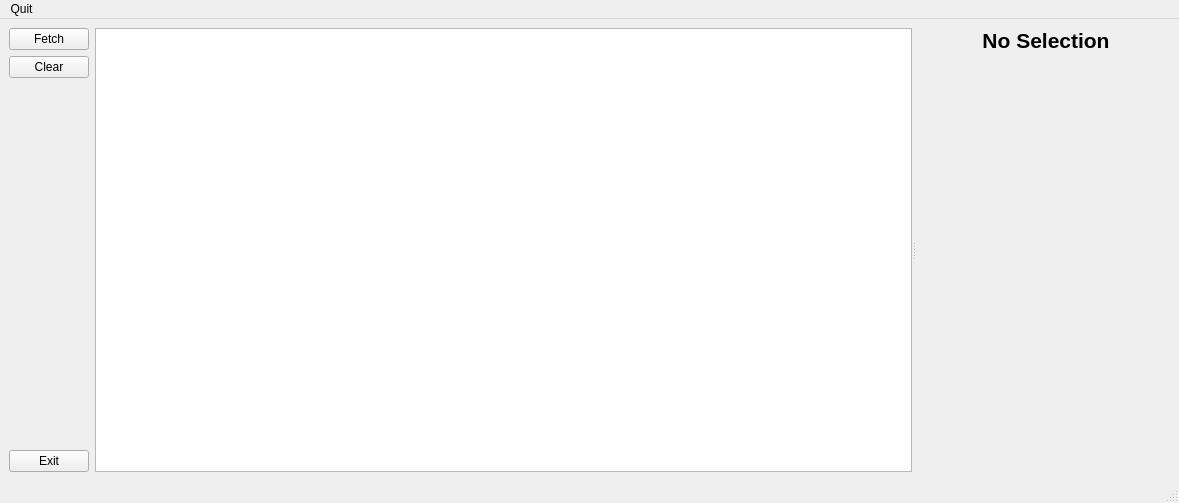
anuragexpertise/BulkDeals, file fetch.ui: the form before one commit.
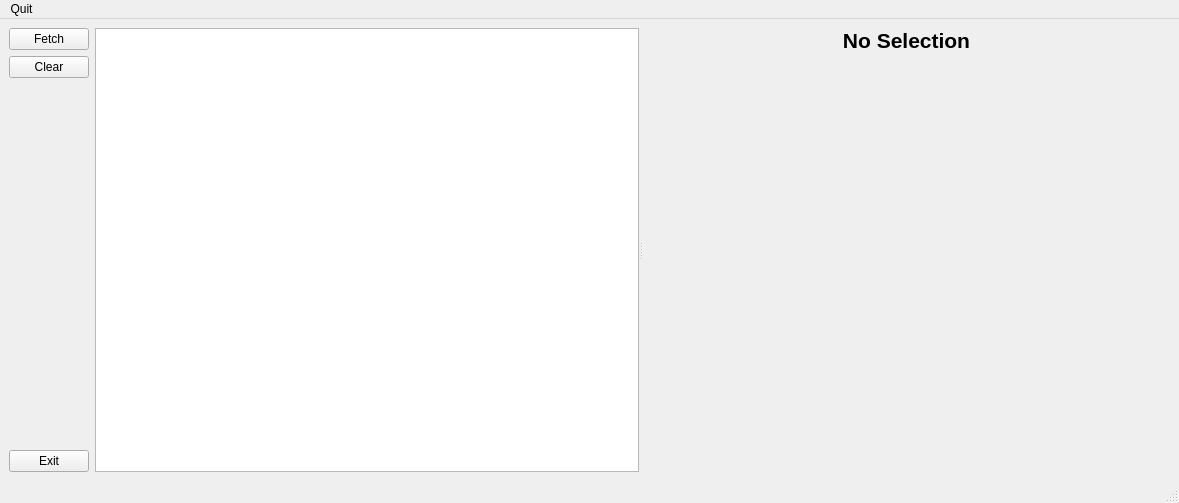
The form after the commit.

```diff
--- a/fetch.ui
+++ b/fetch.ui
@@ -14,8 +14,8 @@
    <string>MainWindow</string>
   </property>
   <widget class="QWidget" name="centralwidget">
-   <layout class="QGridLayout" name="gridLayout">
-    <item row="0" column="0">
+   <layout class="QHBoxLayout" name="horizontalLayout">
+    <item>
      <layout class="QVBoxLayout" name="verticalLayout">
       <item>
        <widget class="QPushButton" name="buttonFetch">
@@ -53,20 +53,13 @@
       </item>
      </layout>
     </item>
-    <item row="0" column="1">
-     <widget class="QSplitter" name="splitter_2">
+    <item>
+     <widget class="QSplitter" name="splitter">
       <property name="orientation">
        <enum>Qt::Horizontal</enum>
       </property>
       <widget class="QTableView" name="tableView"/>
-      <widget class="QSplitter" name="splitter">
-       <property name="orientation">
-        <enum>Qt::Vertical</enum>
-       </property>
-      </widget>
-     </widget>
-    </item>
-    <item row="0" column="2">
+      <widget class="QWidget" name="layoutWidget">
      <layout class="QVBoxLayout" name="verticalLayout_2">
       <item>
        <widget class="QLabel" name="label">
@@ -113,6 +106,8 @@
        </layout>
       </item>
      </layout>
+      </widget>
+     </widget>
     </item>
    </layout>
   </widget>
```
Lines whose indentation alone changed are shown as unchanged.
